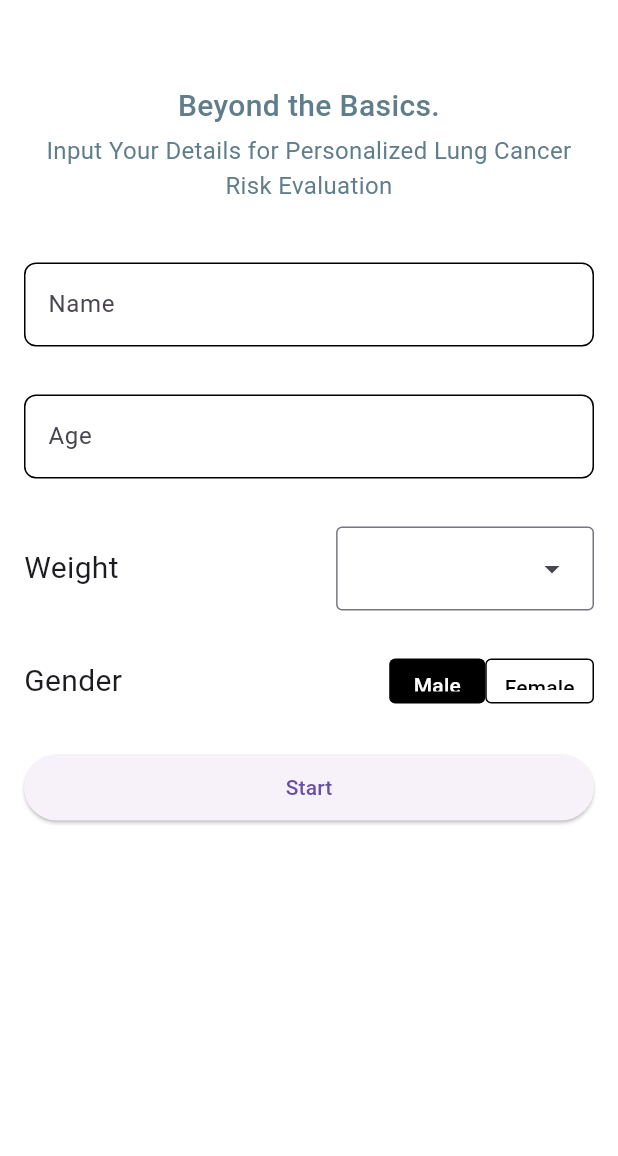
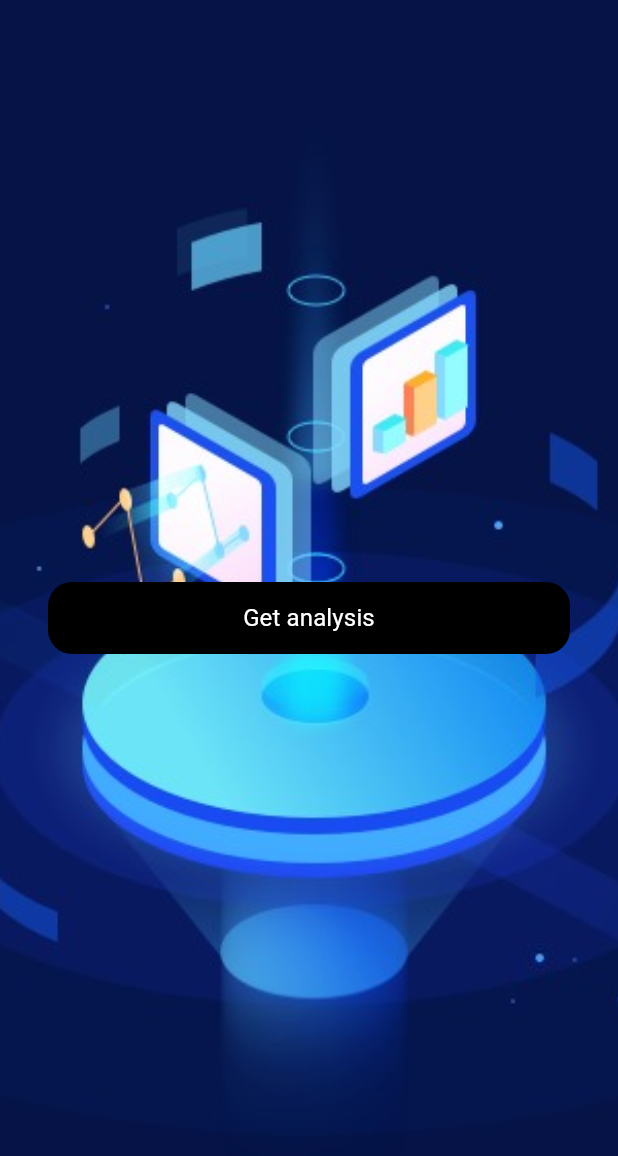
Before and after one commit to awais019/lung_cancer_detection, a Flutter app: the PersonalDetails screen opened directly, after a tap on "Start", on a phone screen of 412 x 824 dp. Shown: the top 1156 px of the screen. Run offline on Flutter 3.47's test engine with Material 3 defaults, Android fonts, the phone set to English and light mode, and no system bars; our stand-ins replace animated_splash_screen.

Commit message:
Added get analysis screen

```diff
--- /dev/null
+++ b/lib/analysis.dart
@@ -0,0 +1,47 @@
+import 'package:flutter/material.dart';
+
+class Analysis extends StatelessWidget {
+  const Analysis({super.key});
+
+  @override
+  Widget build(BuildContext context) {
+    return Container(
+      decoration: const BoxDecoration(
+        image: DecorationImage(
+          image: AssetImage("assets/bg.jpeg"),
+          fit: BoxFit.cover,
+        ),
+      ),
+      child: Scaffold(
+        backgroundColor: Colors.transparent,
+        body: Padding(
+          padding: const EdgeInsets.all(32.0),
+          child: Column(
+            mainAxisAlignment: MainAxisAlignment.center,
+            children: [
+              Container(
+                  width: double.infinity,
+                  decoration: const BoxDecoration(
+                    color: Colors.black,
+                    borderRadius: BorderRadius.all(Radius.circular(16.0)),
+                  ),
+                  child: TextButton(
+                      onPressed: () {
+                        Navigator.pop(context);
+                      },
+                      child: const Text(
+                        "Get analysis",
+                        style: TextStyle(
+                          fontSize: 16,
+                          fontWeight: FontWeight.w400,
+                          color: Colors.white,
+                        ),
+                        textAlign: TextAlign.center,
+                      ))),
+            ],
+          ),
+        ),
+      ),
+    );
+  }
+}
--- a/lib/personal_details.dart
+++ b/lib/personal_details.dart
@@ -1,4 +1,5 @@
 import 'package:flutter/material.dart';
+import 'package:lung_cancer_detection/analysis.dart';
 
 class PersonalDetails extends StatefulWidget {
   const PersonalDetails({super.key});
@@ -188,14 +189,29 @@ class _PersonalDetailsState extends State<PersonalDetails> {
                       ],
                     ),
                     const SizedBox(height: 32.0),
-                    SizedBox(
+                    Container(
                         width: double.infinity,
-                        child: ElevatedButton(
-                            onPressed: () {},
-                            child: const Padding(
-                              padding: EdgeInsets.all(12.0),
-                              child: Text("Start"),
-                            )))
+                        decoration: const BoxDecoration(
+                          color: Colors.black,
+                          borderRadius: BorderRadius.all(Radius.circular(16.0)),
+                        ),
+                        child: TextButton(
+                            onPressed: () {
+                              Navigator.push(
+                                context,
+                                MaterialPageRoute(
+                                    builder: (context) => const Analysis()),
+                              );
+                            },
+                            child: const Text(
+                              "Start",
+                              style: TextStyle(
+                                fontSize: 16,
+                                fontWeight: FontWeight.w400,
+                                color: Colors.white,
+                              ),
+                              textAlign: TextAlign.center,
+                            ))),
                   ])),
         ]),
       ),
```
